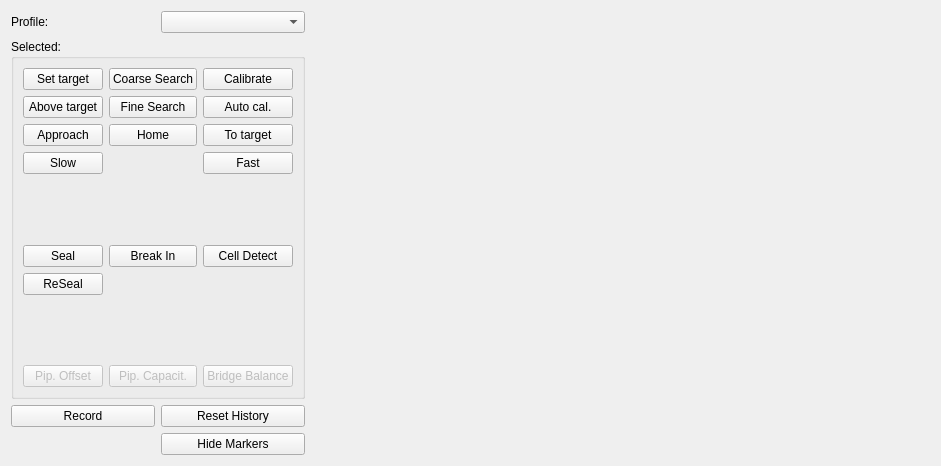
First picture: the form in acq4/modules/MultiPatch/multipatchTemplate.ui, repository acq4/acq4, before the edit.
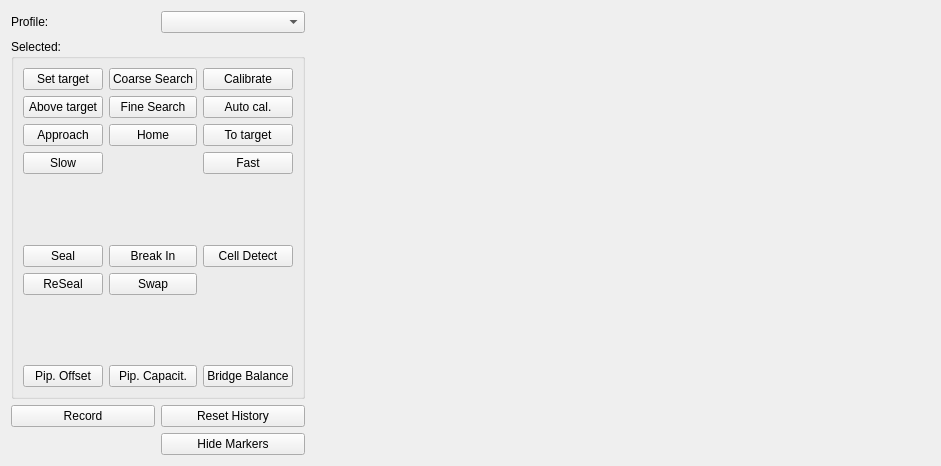
Second picture: the form after the edit.

Commit message: Add pipette swap state

What changed in the file:
```diff
--- a/acq4/modules/MultiPatch/multipatchTemplate.ui
+++ b/acq4/modules/MultiPatch/multipatchTemplate.ui
@@ -58,7 +58,7 @@
       <item row="10" column="0">
        <widget class="QPushButton" name="pushButton">
         <property name="enabled">
-         <bool>false</bool>
+         <bool>true</bool>
         </property>
         <property name="text">
          <string>Pip. Offset</string>
@@ -211,7 +211,7 @@
       <item row="10" column="2">
        <widget class="QPushButton" name="pushButton_2">
         <property name="enabled">
-         <bool>false</bool>
+         <bool>true</bool>
         </property>
         <property name="text">
          <string>Bridge Balance</string>
@@ -221,13 +221,20 @@
       <item row="10" column="1">
        <widget class="QPushButton" name="pushButton_3">
         <property name="enabled">
-         <bool>false</bool>
+         <bool>true</bool>
         </property>
         <property name="text">
          <string>Pip. Capacit.</string>
         </property>
        </widget>
       </item>
+      <item row="7" column="1">
+       <widget class="QPushButton" name="swapBtn">
+        <property name="text">
+         <string>Swap</string>
+        </property>
+       </widget>
+      </item>
      </layout>
     </widget>
    </item>
```
The commit also changes 2 other files.
